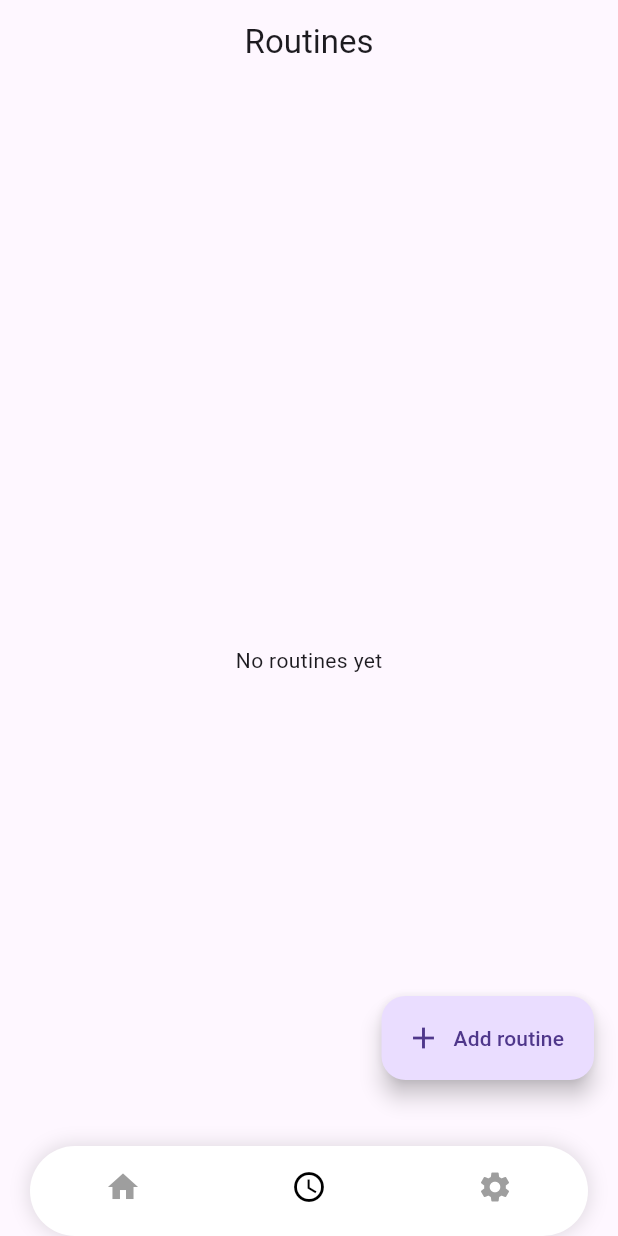
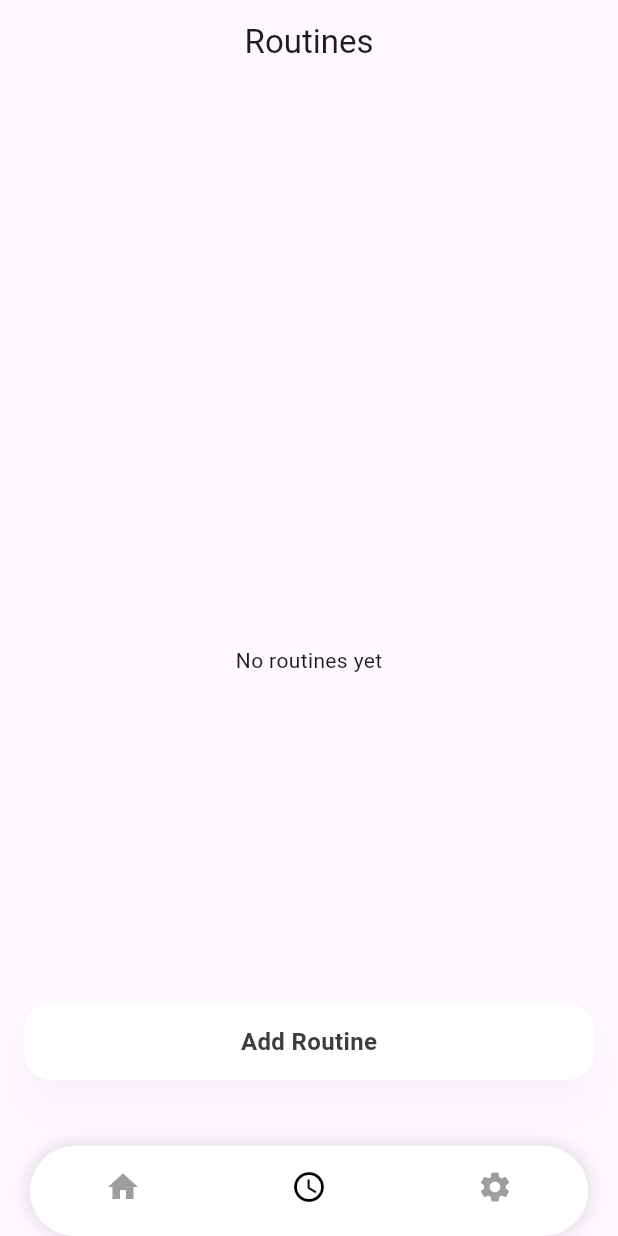
Before and after one commit to SamarthChadha/APP-3---Flutter, a Flutter app: the screen it shows after launch, item 2 of the bottom bar chosen, on a phone screen of 412 x 824 dp. Run offline on Flutter 3.47's test engine with Material 3 defaults, Android fonts, the light colour scheme and no system bars; our stand-ins replace multicast_dns; missing offline and left inert: flutter_3d_controller.

Commit message:
made the add routines button look nicer and go with the theme

```diff
--- a/circadian_light/lib/screens/routines.dart
+++ b/circadian_light/lib/screens/routines.dart
@@ -186,15 +186,36 @@ class _RoutinesScreenState extends State<RoutinesScreen> {
     return Scaffold(
       appBar: AppBar(title: const Text('Routines'), centerTitle: true),
       body: Stack(
+        clipBehavior: Clip.none,
         children: [
           content,
           Positioned(
+            left: 16,
             right: 16,
             bottom: bottomClearance + 24,
-            child: FloatingActionButton.extended(
-              onPressed: _openAddRoutineSheet,
-              icon: const Icon(Icons.add),
-              label: const Text('Add routine'),
+            child: Material(
+              color: Colors.white,
+              elevation: 10,
+              shadowColor: Colors.black.withValues(alpha: 0.12),
+              shape: RoundedRectangleBorder(borderRadius: BorderRadius.circular(18)),
+              clipBehavior: Clip.antiAlias,
+              child: InkWell(
+                borderRadius: BorderRadius.circular(18),
+                onTap: _openAddRoutineSheet,
+                child: const Padding(
+                  padding: EdgeInsets.symmetric(vertical: 14),
+                  child: Center(
+                    child: Text(
+                      'Add Routine',
+                      style: TextStyle(
+                        fontWeight: FontWeight.w600,
+                        fontSize: 16,
+                        color: Color(0xFF3D3D3D),
+                      ),
+                    ),
+                  ),
+                ),
+              ),
             ),
           ),
         ],
```
Also changed, not shown: 2 other files.
